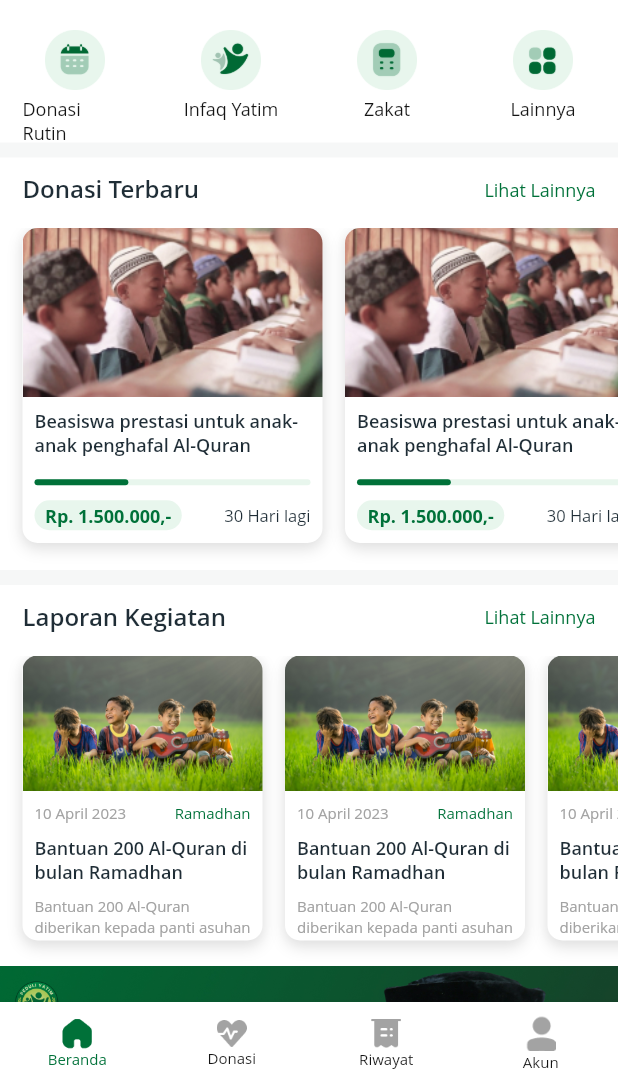
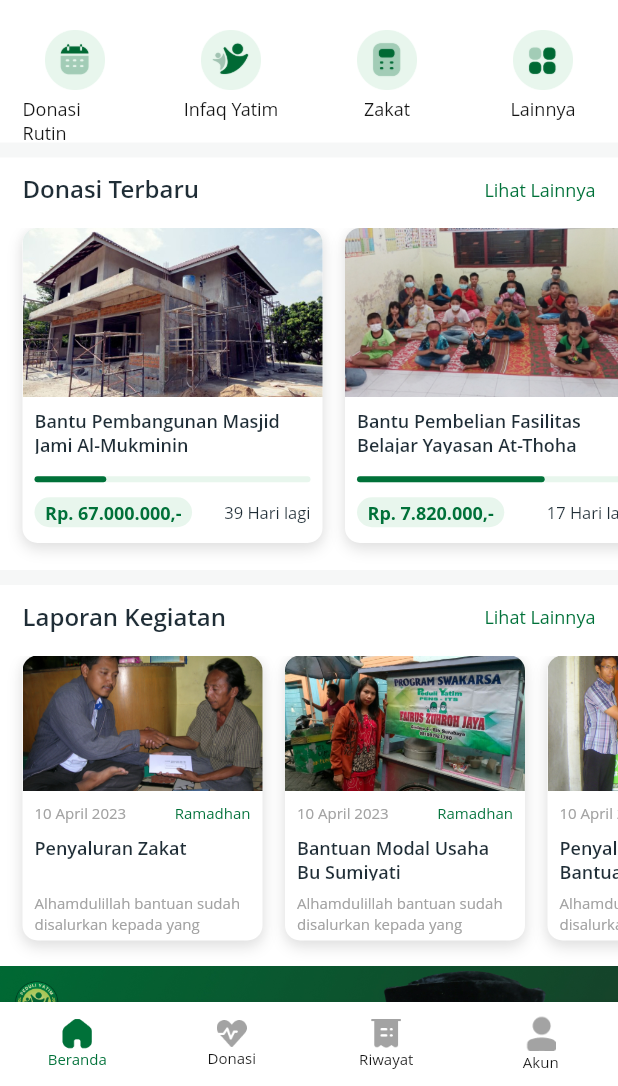
Before and after one commit to bayuhnm/PeduliYatimPENS-ITS, a Flutter app: the screen it shows after launch, on a phone screen of 412 x 824 dp, the part 150-1236 px from its top. Run offline on Flutter 3.47's test engine with Material 2 defaults, Android fonts, the phone set to English and light mode, and no system bars; Roboto replaces fonts that are missing (Open Sans).

Commit message:
Separated Widget Component

```diff
--- a/lib/pages/detail_donation_program.page.dart
+++ b/lib/pages/detail_donation_program.page.dart
@@ -80,7 +80,7 @@ class DetailDonationPage extends StatelessWidget {
                       child: AspectRatio(
                         aspectRatio: 16 / 9,
                         child: Image.asset(
-                          'asset/image/imageA3.jpg',
+                          'asset/image/imageA2.jpg',
                           fit: BoxFit.fitWidth,
                         ),
                       ),
@@ -94,7 +94,7 @@ class DetailDonationPage extends StatelessWidget {
                         children: [
                           SizedBox(height: 10),
                           Text(
-                            'Beasiswa prestasi untuk anak-anak penghafal Al-Quran',
+                            'Bantu Pembangunan Masjid Jami Al-Mukminin',
                             style: darkTextStyle.copyWith(
                               height: 1.2,
                               fontSize: 18,
@@ -113,7 +113,7 @@ class DetailDonationPage extends StatelessWidget {
                                 ),
                               ),
                               Text(
-                                '30%',
+                                '39%',
                                 style: greenTextStyle.copyWith(
                                     fontSize: 14, fontWeight: bold),
                               ),
@@ -132,7 +132,7 @@ class DetailDonationPage extends StatelessWidget {
                             crossAxisAlignment: CrossAxisAlignment.center,
                             children: [
                               Text(
-                                'Rp. 1.500.000',
+                                'Rp. 67.000.000',
                                 style: greenTextStyle.copyWith(
                                   fontSize: 18,
                                   fontWeight: bold,
@@ -146,7 +146,7 @@ class DetailDonationPage extends StatelessWidget {
                                 ),
                               ),
                               Text(
-                                '45.000.000',
+                                '400.000.000',
                                 style: greyTextStyle.copyWith(
                                   fontSize: 14,
                                   fontWeight: medium,
@@ -163,7 +163,7 @@ class DetailDonationPage extends StatelessWidget {
                                 fontSize: 12, fontWeight: medium),
                           ),
                           Text(
-                            '30 Hari Lagi',
+                            '39 Hari Lagi',
                             style: darkTextStyle.copyWith(
                               fontSize: 14,
                               fontWeight: semiBold,
--- a/lib/pages/home_page.dart
+++ b/lib/pages/home_page.dart
@@ -78,6 +78,7 @@ class _HomePageState extends State<HomePage> {
                   color: greyColor,
                 ),
                 label: 'Akun',
+
               ),
             ],
           ),
@@ -93,7 +94,9 @@ class _HomePageState extends State<HomePage> {
               centerTitle: false,
               title: Text(
                 'Peduli Yatim PENS-ITS',
-                style: whiteTextStyle.copyWith(fontSize: 18,),
+                style: whiteTextStyle.copyWith(
+                  fontSize: 18,
+                ),
               ),
               backgroundColor: backgroundDarkGreenColor,
               actions: [
@@ -119,6 +122,7 @@ class _HomePageState extends State<HomePage> {
                       hintStyle:
                           TextStyle(fontFamily: 'opensans', fontSize: 14),
                       prefixIcon: Icon(Icons.search),
+
                       border: InputBorder.none,
                     ),
                   ),
@@ -155,13 +159,17 @@ class _HomePageState extends State<HomePage> {
                           HomeDonationCategory(
                             iconUrl: 'asset/icon/Category.png',
                             label: 'Lainnya',
-                            onTap: () {},
+                            onTap: () {
+                              showDialog(
+                                context: context,
+                                builder: (context) => const MoreDialog(),
+                              );
+                            },
                           ),
                         ],
                       ),
                     ),
                   ),
-
                   Container(
                     height: 275,
                     margin: const EdgeInsets.only(
@@ -194,7 +202,7 @@ class _HomePageState extends State<HomePage> {
                                 'Lihat Lainnya',
                                 style: greenTextStyle.copyWith(
                                   fontSize: 12,
-                                   fontWeight: medium,
+                                  fontWeight: medium,
                                 ),
                               ),
                             ],
@@ -207,10 +215,37 @@ class _HomePageState extends State<HomePage> {
                           scrollDirection: Axis.horizontal,
                           child: Row(
                             children: [
-                              DonationCard(),
-                              DonationCard(),
-                              DonationCard(),
-                              DonationCard(),
+                              DonationCard(
+                                imageUrl: 'asset/image/imageA2.jpg',
+                                donationTitle:
+                                    'Bantu Pembangunan Masjid Jami Al-Mukminin',
+                                money: '67.000.000',
+                                day: '39',
+                                percentage: 26,
+                              ),
+                              DonationCard(
+                                imageUrl: 'asset/image/imageA5.jpg',
+                                donationTitle:
+                                    'Bantu Pembelian Fasilitas Belajar Yayasan At-Thoha',
+                                money: '7.820.000',
+                                day: '17',
+                                percentage: 68,
+                              ),
+                              DonationCard(
+                                imageUrl: 'asset/image/imageA1.jpg',
+                                donationTitle: 'Bantuan Donasi 500 Al-Quran',
+                                money: '20.300.000',
+                                day: '27',
+                                percentage: 37,
+                              ),
+                              DonationCard(
+                                imageUrl: 'asset/image/imageA6.jpg',
+                                donationTitle:
+                                    'Bantuan Sembako Untuk Fakir Miskin Sekitar PENS',
+                                money: '23.000.000',
+                                day: '3',
+                                percentage: 89,
+                              ),
                             ],
                           ),
                         )
@@ -261,11 +296,25 @@ class _HomePageState extends State<HomePage> {
                         SingleChildScrollView(
                           scrollDirection: Axis.horizontal,
                           child: Row(
+
                             children: [
-                              ActivityReportCard(),
-                              ActivityReportCard(),
-                              ActivityReportCard(),
-                              ActivityReportCard(),
+                              ActivityReportCard(
+                                imageUrl: 'asset/image/imageB2.jpeg',
+                                reportTitle: 'Penyaluran Zakat',
+                              ),
+                              ActivityReportCard(
+                                imageUrl: 'asset/image/imageB1.jpeg',
+                                reportTitle: 'Bantuan Modal Usaha Bu Sumiyati',
+                              ),
+                              ActivityReportCard(
+                                imageUrl: 'asset/image/imageB3.jpeg',
+                                reportTitle:
+                                    'Penyaluran Dana Bantuan Yayasan Terpadu',
+                              ),
+                              ActivityReportCard(
+                                imageUrl: 'asset/image/imageB4.jpeg',
+                                reportTitle: 'Bantuan Modal Usaha Bu Lely',
+                              ),
                             ],
                           ),
                         ),
@@ -277,9 +326,7 @@ class _HomePageState extends State<HomePage> {
                   ),
                   Container(
                     height: 300,
-                    margin: const EdgeInsets.only(
-                      bottom: 0
-                    ),
+                    margin: const EdgeInsets.only(bottom: 0),
                     decoration: BoxDecoration(
                       color: whiteColor,
                     ),
@@ -306,7 +353,9 @@ class _HomePageState extends State<HomePage> {
                                       fontWeight: semiBold,
                                     ),
                                   ),
-                                  SizedBox(height: 2,),
+                                  SizedBox(
+                                    height: 2,
+                                  ),
                                   Text(
                                     'Update artikel terbaru seputar islam',
                                     style: greyTextStyle.copyWith(
--- a/lib/pages/splash_page.dart
+++ b/lib/pages/splash_page.dart
@@ -15,7 +15,7 @@ class _SplashPageState extends State<SplashPage> {
   @override
   void initState() {
     super.initState();
-    Future.delayed(Duration(seconds: 5), () {
+    Future.delayed(Duration(seconds: 3), () {
       Navigator.pushReplacement(
         context,
         MaterialPageRoute(builder: (context) => HomePage()),
--- a/lib/pages/topup_amount_page.dart
+++ b/lib/pages/topup_amount_page.dart
@@ -21,7 +21,6 @@ class _TopupAmountPageState extends State<TopupAmountPage> {
   @override
   void initState() {
     super.initState();
-
     // amountController.addListener(() {
     //   final text = amountController.text;
 
@@ -85,6 +84,7 @@ class _TopupAmountPageState extends State<TopupAmountPage> {
             height: 67,
           ),
           Align(
+            alignment: Alignment.center,
             child: SizedBox(
               width: 200,
               child: TextFormField(
--- a/lib/widgets/card_activity_report.dart
+++ b/lib/widgets/card_activity_report.dart
@@ -1,8 +1,16 @@
 import 'package:flutter/material.dart';
 import 'package:peduli_yatim_pens_mobile/global/theme.dart';
+import 'package:peduli_yatim_pens_mobile/pages/detail_activity_report.page%20copy.dart';
 
 class ActivityReportCard extends StatelessWidget {
-  const ActivityReportCard({super.key});
+  final String imageUrl;
+  final String reportTitle;
+
+  const ActivityReportCard({
+    Key? key,
+    required this.imageUrl,
+    required this.reportTitle,
+  }) : super(key: key);
 
   @override
   Widget build(BuildContext context) {
@@ -29,6 +37,12 @@ class ActivityReportCard extends StatelessWidget {
         ],
       ),
       child: GestureDetector(
+        onTap: () {
+          Navigator.push(
+            context,
+            MaterialPageRoute(builder: (context) => DetailActivityPage()),
+          );
+        },
         child: ClipRRect(
           borderRadius: const BorderRadius.only(
             topLeft: Radius.circular(10),
@@ -39,7 +53,7 @@ class ActivityReportCard extends StatelessWidget {
               AspectRatio(
                 aspectRatio: 16 / 9,
                 child: Image.asset(
-                  'asset/image/imageA3.jpg',
+                  imageUrl,
                   fit: BoxFit.fitWidth,
                 ),
               ),
@@ -71,16 +85,19 @@ class ActivityReportCard extends StatelessWidget {
                     const SizedBox(
                       height: 8.0,
                     ),
-                    Text(
-                      'Bantuan 200 Al-Quran di bulan Ramadhan',
-                      style: darkTextStyle.copyWith(
-                          fontSize: 12, fontWeight: semiBold),
+                    SizedBox(
+                      height: 30,
+                      child: Text(
+                        reportTitle,
+                        style: darkTextStyle.copyWith(
+                            fontSize: 12, fontWeight: semiBold),
+                      ),
                     ),
                     const SizedBox(
                       height: 8.0,
                     ),
                     Text(
-                      'Bantuan 200 Al-Quran diberikan kepada panti asuhan manyar',
+                      'Alhamdulillah bantuan sudah disalurkan kepada yang',
                       style: greyTextStyle.copyWith(
                           fontSize: 10, fontWeight: medium),
                     ),
--- a/lib/widgets/card_donation.dart
+++ b/lib/widgets/card_donation.dart
@@ -1,10 +1,24 @@
 import 'package:flutter/material.dart';
+import 'package:intl/intl.dart';
 import 'package:peduli_yatim_pens_mobile/global/theme.dart';
 import 'package:peduli_yatim_pens_mobile/pages/detail_donation_program.page.dart';
 import 'percentage_bar.dart';
 
 class DonationCard extends StatelessWidget {
-  const DonationCard({super.key});
+  final String imageUrl;
+  final String donationTitle;
+  final double percentage;
+  final String money;
+  final String day;
+
+  const DonationCard({
+    Key? key,
+    required this.imageUrl,
+    required this.donationTitle,
+    required this.percentage,
+    required this.money,
+    required this.day,
+    }) : super(key: key);
 
   @override
   Widget build(BuildContext context) {
@@ -49,23 +63,27 @@ class DonationCard extends StatelessWidget {
               AspectRatio(
                 aspectRatio: 16 / 9,
                 child: Image.asset(
-                  'asset/image/imageA1.jpg',
+                  imageUrl,
                   fit: BoxFit.fitWidth,
                 ),
               ),
               Padding(
                 padding: const EdgeInsets.all(8.0),
                 child: Column(
+                  crossAxisAlignment: CrossAxisAlignment.start,
                   children: [
-                    Text(
-                      'Beasiswa prestasi untuk anak-anak penghafal Al-Quran',
-                      style: darkTextStyle.copyWith(
-                          fontSize: 12, fontWeight: semiBold),
+                    SizedBox(
+                      height: 30,
+                      child: Text(
+                        donationTitle,
+                        style: darkTextStyle.copyWith(
+                            fontSize: 12, fontWeight: semiBold),
+                      ),
                     ),
                     const SizedBox(
                       height: 15,
                     ),
-                    PercentageBar(percentage: 34, width: 184),
+                    PercentageBar(percentage: percentage, width: 184),
                     const SizedBox(
                       height: 10,
                     ),
@@ -86,7 +104,7 @@ class DonationCard extends StatelessWidget {
                             ),
                             child: Center(
                               child: Text(
-                                'Rp. 1.500.000,-',
+                                'Rp. $money,-',
                                 style: greenTextStyle.copyWith(
                                   fontSize: 12,
                                   fontWeight: bold,
@@ -96,7 +114,7 @@ class DonationCard extends StatelessWidget {
                           ),
                         ),
                         Text(
-                          '30 Hari lagi',
+                          '$day Hari lagi',
                           style: darkTextStyle.copyWith(
                             fontSize: 11,
                             fontWeight: medium,
```
Also changed, not shown: lib/pages/detail_activity_report.page copy.dart (added, +90 -0 lines), lib/pages/profile_page.dart (added, +198 -0 lines), lib/widgets/donation_category.dart (+60 -0 lines), lib/widgets/profile_item.dart (added, +44 -0 lines), asset/image/Akun.png (added), asset/image/Chat.png (added), asset/image/Gear.png (added), asset/image/Shield.png (added), asset/image/Wallet.png (added), asset/image/article3.jpg, asset/image/imageB2.jpeg, asset/image/profile.jpg (added).
